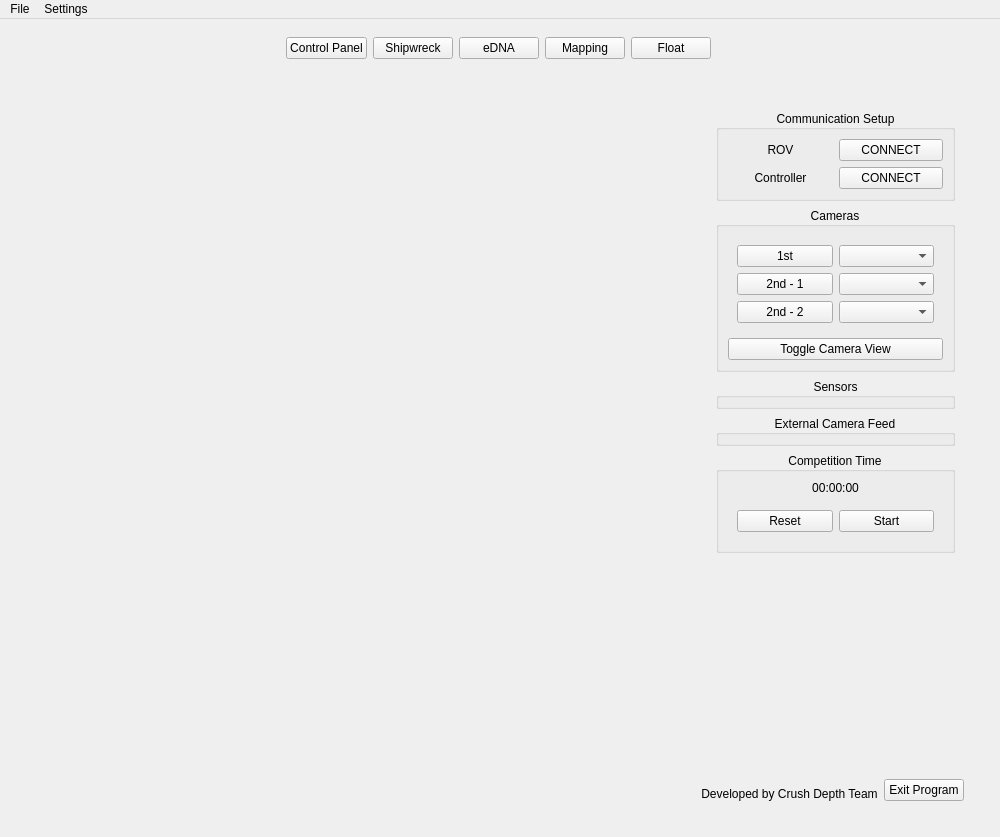
First picture: the form in ui/main5.ui, repository jorelaustin/GUI-for-ROV-Mate-2025, before the edit.
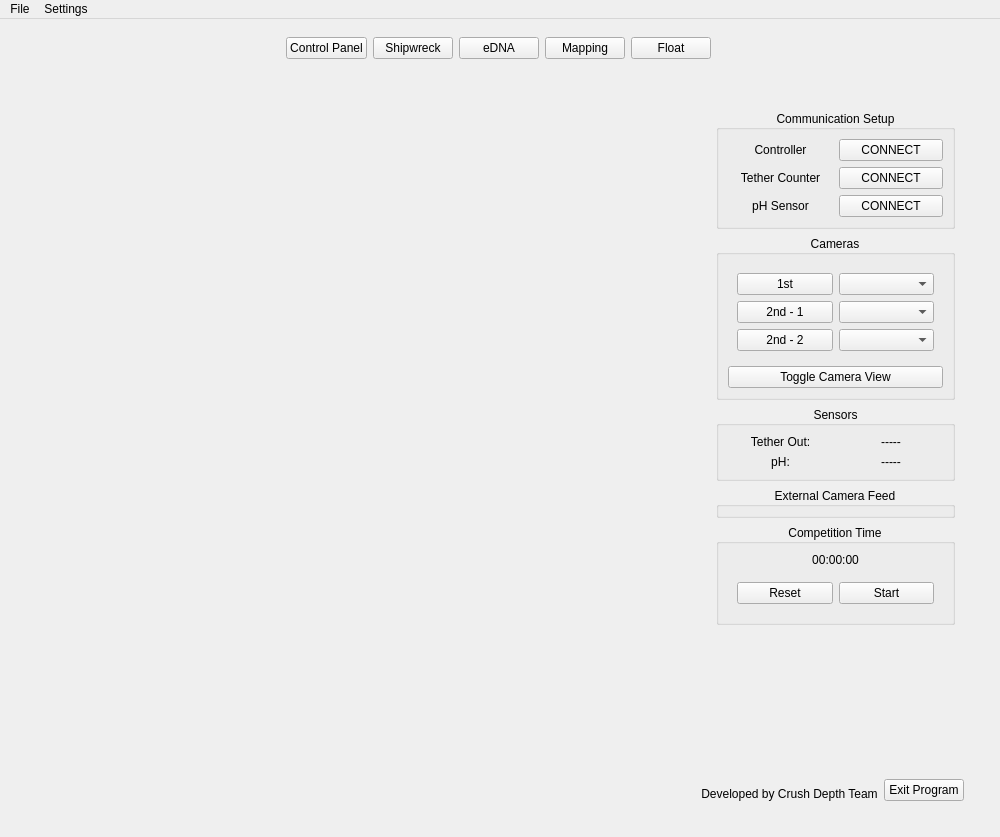
Second picture: the form after the edit. The open tabs and pages were chosen to show the change.

Commit message: made sensors pretty

The edit to the form file:
```diff
--- a/ui/main5.ui
+++ b/ui/main5.ui
@@ -448,25 +448,13 @@
                        <set>Qt::AlignCenter</set>
                       </property>
                       <layout class="QGridLayout" name="gridLayout_8">
-                       <item row="0" column="1">
-                        <widget class="QPushButton" name="control_rov_connect">
-                         <property name="sizePolicy">
-                          <sizepolicy hsizetype="Preferred" vsizetype="Preferred">
-                           <horstretch>0</horstretch>
-                           <verstretch>0</verstretch>
-                          </sizepolicy>
-                         </property>
-                         <property name="minimumSize">
-                          <size>
-                           <width>0</width>
-                           <height>0</height>
-                          </size>
-                         </property>
+                       <item row="2" column="0">
+                        <widget class="QLabel" name="tether_counter_label">
                          <property name="text">
-                          <string>CONNECT</string>
+                          <string>Tether Counter</string>
                          </property>
-                         <property name="checkable">
-                          <bool>true</bool>
+                         <property name="alignment">
+                          <set>Qt::AlignCenter</set>
                          </property>
                         </widget>
                        </item>
@@ -492,13 +480,25 @@
                          </property>
                         </widget>
                        </item>
-                       <item row="0" column="0">
-                        <widget class="QLabel" name="rov_label">
+                       <item row="2" column="1">
+                        <widget class="QPushButton" name="control_tether_connect">
+                         <property name="sizePolicy">
+                          <sizepolicy hsizetype="Preferred" vsizetype="Preferred">
+                           <horstretch>0</horstretch>
+                           <verstretch>0</verstretch>
+                          </sizepolicy>
+                         </property>
+                         <property name="minimumSize">
+                          <size>
+                           <width>0</width>
+                           <height>0</height>
+                          </size>
+                         </property>
                          <property name="text">
-                          <string>ROV</string>
+                          <string>CONNECT</string>
                          </property>
-                         <property name="alignment">
-                          <set>Qt::AlignCenter</set>
+                         <property name="checkable">
+                          <bool>true</bool>
                          </property>
                         </widget>
                        </item>
@@ -512,6 +512,23 @@
                          </property>
                         </widget>
                        </item>
+                       <item row="3" column="0">
+                        <widget class="QLabel" name="ph_sensor_label">
+                         <property name="text">
+                          <string>pH Sensor</string>
+                         </property>
+                         <property name="alignment">
+                          <set>Qt::AlignCenter</set>
+                         </property>
+                        </widget>
+                       </item>
+                       <item row="3" column="1">
+                        <widget class="QPushButton" name="control_pH_connect">
+                         <property name="text">
+                          <string>CONNECT</string>
+                         </property>
+                        </widget>
+                       </item>
                       </layout>
                      </widget>
                     </item>
@@ -590,6 +607,54 @@
                       <property name="alignment">
                        <set>Qt::AlignCenter</set>
                       </property>
+                      <layout class="QGridLayout" name="gridLayout_27">
+                       <item row="1" column="1">
+                        <widget class="QLabel" name="phDisplay">
+                         <property name="styleSheet">
+                          <string notr="true">background-color: rgba(255, 255, 255, 0);</string>
+                         </property>
+                         <property name="text">
+                          <string>-----</string>
+                         </property>
+                         <property name="alignment">
+                          <set>Qt::AlignCenter</set>
+                         </property>
+                        </widget>
+                       </item>
+                       <item row="0" column="1">
+                        <widget class="QLabel" name="tetherDisplay">
+                         <property name="styleSheet">
+                          <string notr="true">background-color: rgba(255, 255, 255, 0);</string>
+                         </property>
+                         <property name="text">
+                          <string>-----</string>
+                         </property>
+                         <property name="alignment">
+                          <set>Qt::AlignCenter</set>
+                         </property>
+                        </widget>
+                       </item>
+                       <item row="0" column="0">
+                        <widget class="QLabel" name="label_9">
+                         <property name="text">
+                          <string>Tether Out:</string>
+                         </property>
+                         <property name="alignment">
+                          <set>Qt::AlignCenter</set>
+                         </property>
+                        </widget>
+                       </item>
+                       <item row="1" column="0">
+                        <widget class="QLabel" name="label_10">
+                         <property name="text">
+                          <string>pH:</string>
+                         </property>
+                         <property name="alignment">
+                          <set>Qt::AlignCenter</set>
+                         </property>
+                        </widget>
+                       </item>
+                      </layout>
                      </widget>
                     </item>
                     <item>
```
Left out of the diff: 2 changed lines with no effect on the pictures. The commit also changes 3 other files.
